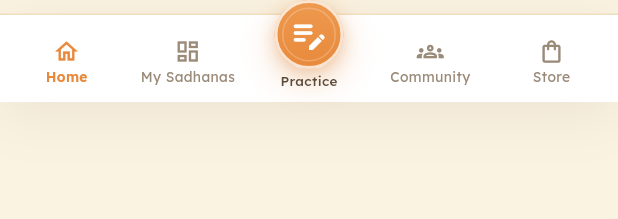
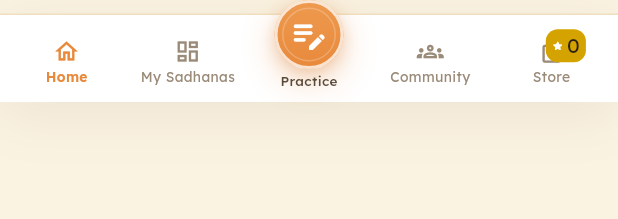
Before and after one commit to Vinay-Srinishtha/Vaachaka_Lekhini-, a Flutter app: the KvlBottomNav widget shown alone on an empty page, opened directly with empty values, on a phone screen of 412 x 824 dp. Shown: the top 219 px of the screen. Run offline on Flutter 3.47's test engine with Material 3 defaults, Android fonts, the phone set to English and light mode, and no system bars; our stand-ins replace audioplayers, cached_network_image, connectivity_plus, dio, drift, equatable and 20 more; missing offline and left inert: record, vosk_flutter_2; accounts and stored records are empty; generated files the repository leaves out were written again; network calls fail; statements that could not run were skipped.

Commit message:
feat: show live reward points badge on Store tab in bottom nav
Co-Authored-By: Claude Sonnet 4.6 <noreply@anthropic.com>

```diff
--- a/lib/core/widgets/kvl_bottom_nav.dart
+++ b/lib/core/widgets/kvl_bottom_nav.dart
@@ -1,8 +1,11 @@
 import 'package:flutter/material.dart';
+import 'package:flutter_riverpod/flutter_riverpod.dart';
 
+import '../../../app/providers.dart';
 import '../theme/colors.dart';
 import '../theme/shadows.dart';
 import '../theme/spacing.dart';
+import '../theme/text.dart';
 
 class KvlNavItem {
   const KvlNavItem({required this.label, required this.icon});
@@ -19,8 +22,9 @@ const kvlNavItems = <KvlNavItem>[
 ];
 
 const _practiceIndex = 2;
+const _storeIndex = 4;
 
-class KvlBottomNav extends StatelessWidget {
+class KvlBottomNav extends ConsumerWidget {
   const KvlBottomNav({
     super.key,
     required this.currentIndex,
@@ -37,8 +41,9 @@ class KvlBottomNav extends StatelessWidget {
   final Set<int> hiddenIndices;
 
   @override
-  Widget build(BuildContext context) {
+  Widget build(BuildContext context, WidgetRef ref) {
     final practiceHidden = hiddenIndices.contains(_practiceIndex);
+    final pts = ref.watch(rewardTotalProvider).value ?? 0;
 
     return Material(
       color: Colors.transparent,
@@ -80,6 +85,7 @@ class KvlBottomNav extends StatelessWidget {
                                       item: kvlNavItems[i],
                                       active: i == currentIndex,
                                       onTap: () => onTap(i),
+                                      pts: i == _storeIndex ? pts : null,
                                     ),
                             ),
                       ],
@@ -211,10 +217,11 @@ class _PracticeTabState extends State<_PracticeTab> {
 }
 
 class _Tab extends StatelessWidget {
-  const _Tab({required this.item, required this.active, required this.onTap});
+  const _Tab({required this.item, required this.active, required this.onTap, this.pts});
   final KvlNavItem item;
   final bool active;
   final VoidCallback onTap;
+  final int? pts;
 
   @override
   Widget build(BuildContext context) {
@@ -227,7 +234,35 @@ class _Tab extends StatelessWidget {
         child: Column(
           mainAxisSize: MainAxisSize.min,
           children: [
-            Icon(item.icon, size: 18, color: color),
+            Stack(
+              clipBehavior: Clip.none,
+              children: [
+                Icon(item.icon, size: 18, color: color),
+                if (pts != null)
+                  Positioned(
+                    top: -6,
+                    right: -14,
+                    child: Container(
+                      padding: const EdgeInsets.symmetric(horizontal: 4, vertical: 1),
+                      decoration: BoxDecoration(
+                        color: KvlColors.gold,
+                        borderRadius: BorderRadius.circular(8),
+                      ),
+                      child: Row(
+                        mainAxisSize: MainAxisSize.min,
+                        children: [
+                          const Icon(Icons.star_rounded, size: 8, color: Colors.white),
+                          const SizedBox(width: 2),
+                          Text(
+                            '$pts',
+                            style: KvlText.ui(8, FontWeight.w700).copyWith(color: Colors.white),
+                          ),
+                        ],
+                      ),
+                    ),
+                  ),
+              ],
+            ),
             const SizedBox(height: 1),
             FittedBox(
               fit: BoxFit.scaleDown,
```
